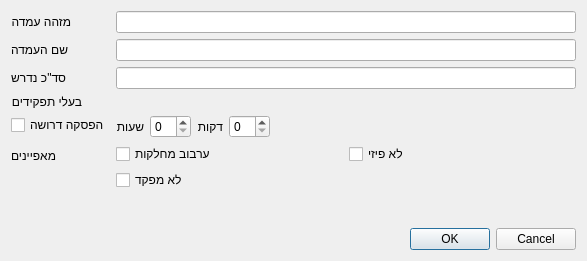
Qt form Ui/PositionDialog.ui (omertal88/shavzak) before a commit.
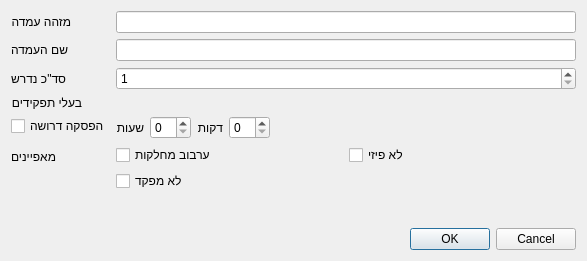
The same form after that commit. Custom widgets are drawn as their Qt base class.

```diff
--- a/Ui/PositionDialog.ui
+++ b/Ui/PositionDialog.ui
@@ -53,9 +53,6 @@
        </property>
       </widget>
      </item>
-     <item row="2" column="1">
-      <widget class="QLineEdit" name="manpowerEdit"/>
-     </item>
      <item row="3" column="0">
       <widget class="QLabel" name="label_2">
        <property name="text">
@@ -160,6 +157,13 @@
        </layout>
       </widget>
      </item>
+     <item row="2" column="1">
+      <widget class="QSpinBox" name="manpowerSpin">
+       <property name="minimum">
+        <number>1</number>
+       </property>
+      </widget>
+     </item>
     </layout>
    </item>
    <item>
```
Left out of the diff: 6 changed lines with no effect on the pictures.
